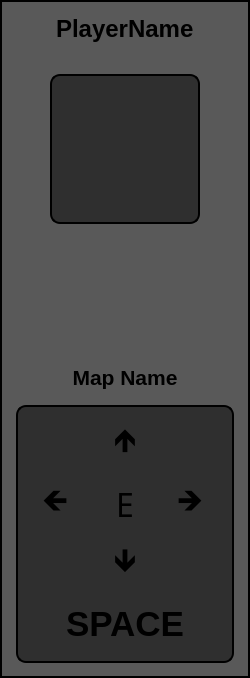
This is src/views/ui/gamefieldui.ui in Stryse/DungeonGame as Qt 5 draws it before an edit. The edited form follows.
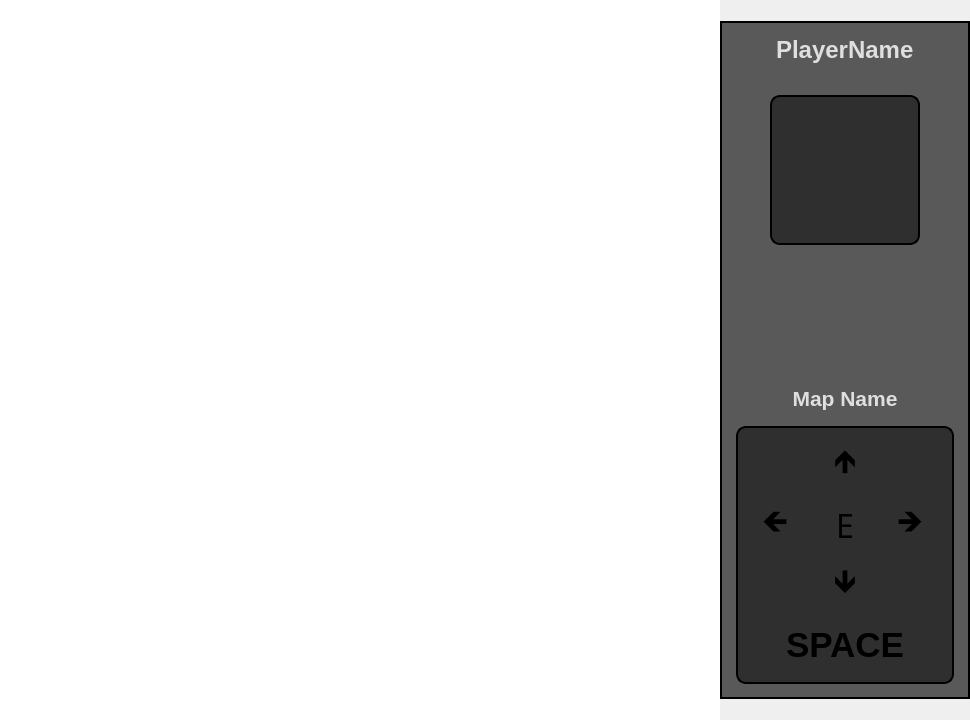
This is the edited form.

What changed in the file:
```diff
--- a/src/views/ui/gamefieldui.ui
+++ b/src/views/ui/gamefieldui.ui
@@ -34,13 +34,24 @@
    </property>
    <item>
     <widget class="QWidget" name="gameFieldContainer" native="true">
+     <property name="minimumSize">
+      <size>
+       <width>720</width>
+       <height>720</height>
+      </size>
+     </property>
      <property name="maximumSize">
       <size>
        <width>720</width>
        <height>720</height>
       </size>
      </property>
-     <layout class="QGridLayout" name="gridLayout_2">
+     <property name="styleSheet">
+      <string notr="true">#gameFieldContainer{
+background-color: #ffffff;
+}</string>
+     </property>
+     <layout class="QGridLayout" name="gameFieldGrid">
       <property name="leftMargin">
        <number>0</number>
       </property>
@@ -119,6 +130,11 @@
              <bold>true</bold>
             </font>
            </property>
+           <property name="styleSheet">
+            <string notr="true">#playerNameLabel{
+color: #dfdfdf;
+}</string>
+           </property>
            <property name="text">
             <string>PlayerName</string>
            </property>
@@ -151,7 +167,7 @@
        </widget>
       </item>
       <item alignment="Qt::AlignBottom">
-       <widget class="QLabel" name="label">
+       <widget class="QLabel" name="mapNameLabel">
         <property name="font">
          <font>
           <pointsize>16</pointsize>
@@ -159,6 +175,11 @@
           <bold>true</bold>
          </font>
         </property>
+        <property name="styleSheet">
+         <string notr="true">#mapNameLabel{
+color: #dfdfdf;
+}</string>
+        </property>
         <property name="text">
          <string>Map Name</string>
         </property>
```
